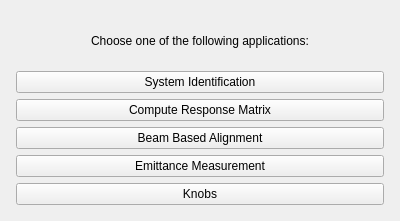
wiktoria-malek/flight-simulator, file UI files/MainPanel.ui: the form before one commit.
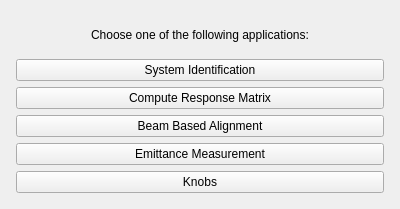
The form after the commit.

The edit to the form file:
```diff
--- a/UI files/MainPanel.ui
+++ b/UI files/MainPanel.ui
@@ -7,7 +7,7 @@
     <x>0</x>
     <y>0</y>
     <width>400</width>
-    <height>221</height>
+    <height>209</height>
    </rect>
   </property>
   <property name="windowTitle">
```
